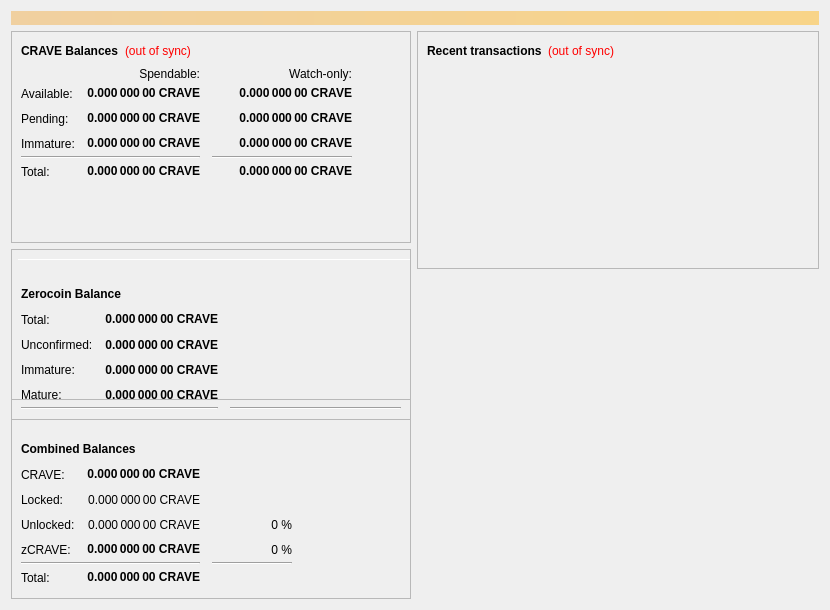
The window that src/qt/forms/overviewpage.ui (Crave-Project/Crave-NG) describes before a commit, drawn with Qt 5.
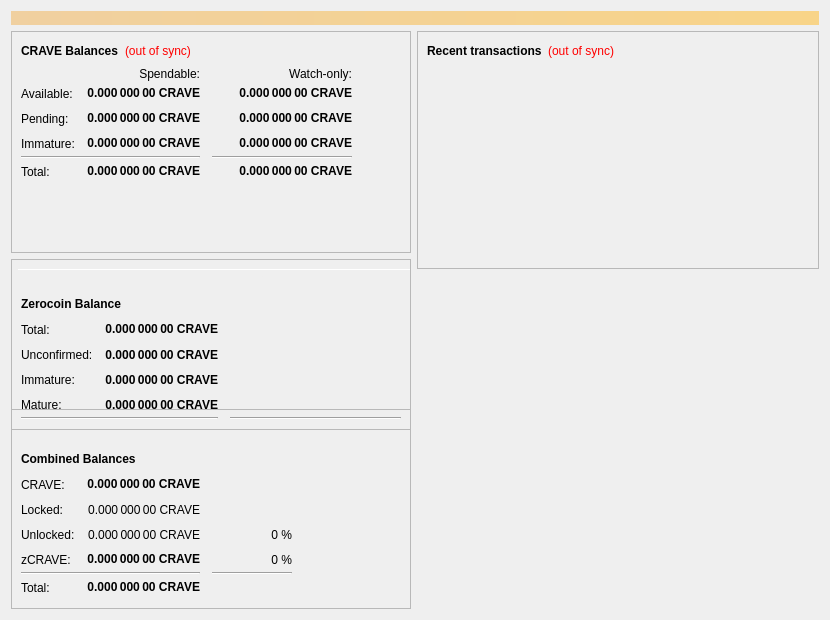
The same window after the commit. Icons and pictures are not drawn.

Diff of the .ui file:
```diff
--- a/src/qt/forms/overviewpage.ui
+++ b/src/qt/forms/overviewpage.ui
@@ -7,13 +7,13 @@
     <x>0</x>
     <y>0</y>
     <width>830</width>
-    <height>610</height>
+    <height>620</height>
    </rect>
   </property>
   <property name="minimumSize">
    <size>
     <width>830</width>
-    <height>610</height>
+    <height>620</height>
    </size>
   </property>
   <property name="windowTitle">
```
